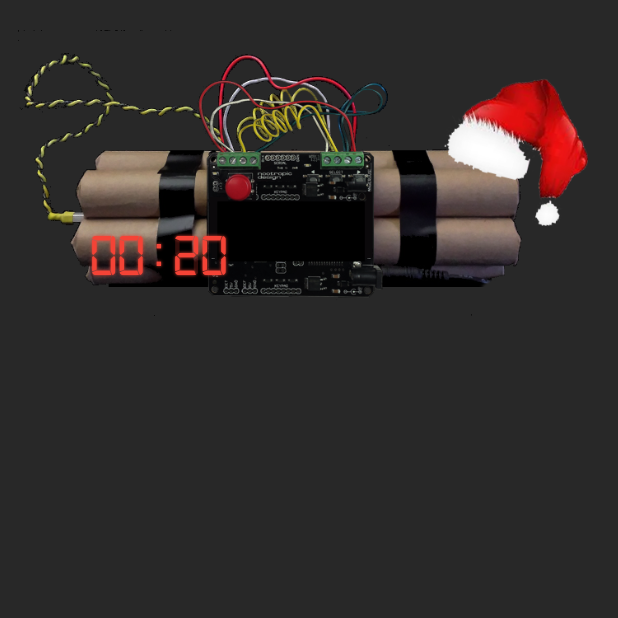
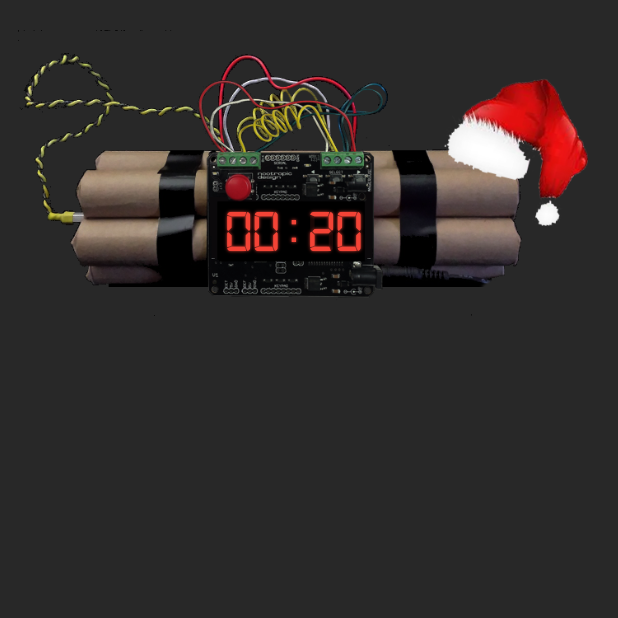
Before and after one commit to ramAdam/BombTimer, a Flutter app: the screen it shows after launch, on a phone screen of 412 x 824 dp, the top half of it. Run offline on Flutter 3.47's test engine with Material 3 defaults, Android fonts, the phone set to English and light mode, and no system bars; our stand-ins replace audioplayers; missing offline and left inert: gif_view.

Commit message:
Add GIF support for explosion effect and update layout positioning

```diff
--- a/bomb_timer/lib/main.dart
+++ b/bomb_timer/lib/main.dart
@@ -3,6 +3,7 @@ import 'package:audioplayers/audioplayers.dart';
 import 'dart:async';
 
 import 'package:flutter/services.dart';
+import 'package:gif_view/gif_view.dart';
 
 void main() {
   runApp(const BombTimerApp());
@@ -29,6 +30,7 @@ class BombTimer extends StatefulWidget {
 }
 
 class _BombTimerState extends State<BombTimer> {
+  Key _explosionGifKey = UniqueKey();
   int minutes = 0;
   int seconds = 20;
   bool todayIsChristmas = true;
@@ -129,6 +131,7 @@ class _BombTimerState extends State<BombTimer> {
       seconds = 20;
       showTimer = true;
       flashCount = 0;
+      _explosionGifKey = UniqueKey();
     });
 
     // Optional: play a reset sound
@@ -184,23 +187,28 @@ class _BombTimerState extends State<BombTimer> {
                     Positioned(
                       top: -910,
                       left: 0,
-                      child: Image.asset(
+                      child: GifView.asset(
                         'assets/images/explosion2.gif',
                         width: 2075,
+                        key: _explosionGifKey,
+                        loop: false,
+                        onFinish: () {
+                          print('Explosion finished');
+                        },
                       ),
                     ),
 
                   // Timer background
                   if (!gameOver) // FIXED: Show when game is NOT over
                     Positioned(
-                      right: 260,
-                      top: 136,
+                      right: 170,
+                      top: 120,
                       child: Text(
                         '00:00',
                         style: TextStyle(
                           fontFamily: 'digital_7_mono',
                           fontSize: 40,
-                          color: Colors.red.withOpacity(0.2),
+                          color: Colors.red.withOpacity(.1),
                         ),
                       ),
                     ),
@@ -209,8 +217,8 @@ class _BombTimerState extends State<BombTimer> {
                   if (!gameOver &&
                       showTimer) // FIXED: Only show when game is active and timer should be visible
                     Positioned(
-                      right: 260,
-                      top: 136,
+                      right: 170,
+                      top: 120,
                       child: Text(
                         timerText,
                         style: const TextStyle(
--- a/bomb_timer/pubspec.yaml
+++ b/bomb_timer/pubspec.yaml
@@ -35,7 +35,8 @@ dependencies:
   # Use with the CupertinoIcons class for iOS style icons.
   cupertino_icons: ^1.0.8
   audioplayers: ^5.0.0
-  google_fonts: ^6.1.0
+  google_fonts: ^4.0.4
+  gif_view: ^1.0.2
 
 dev_dependencies:
   flutter_test:
```
Also changed, not shown: bomb_timer/pubspec.lock.
